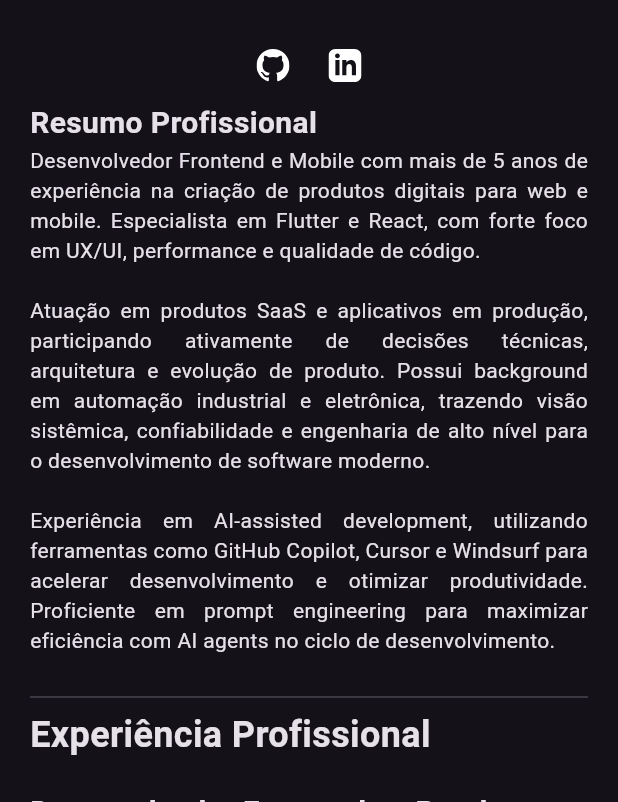
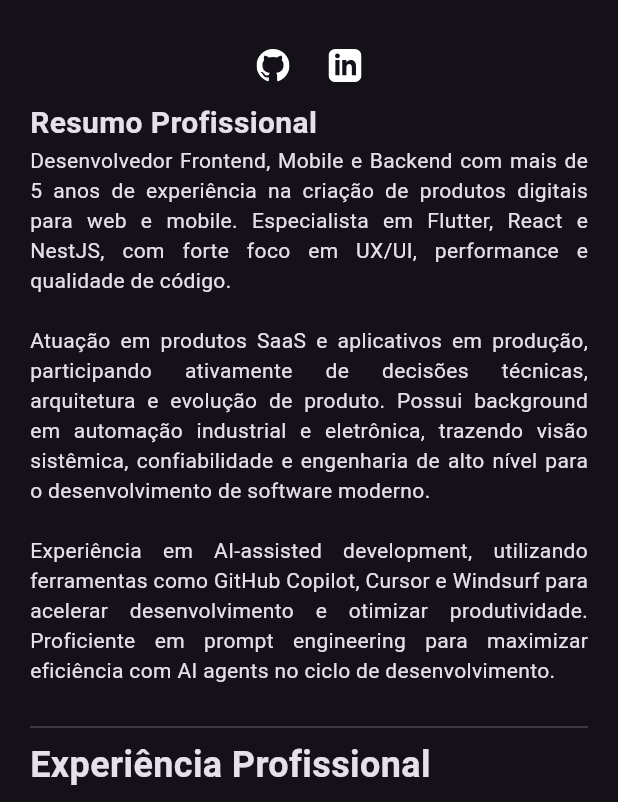
Before and after one commit to raulzanardo/curriculo-flutter, a Flutter app: the screen it shows after launch, scrolled down 56 dp, on a phone screen of 412 x 824 dp, the part 434-1236 px from its top. Run offline on Flutter 3.47's test engine with Material 3 defaults, Android fonts, the phone set to English and light mode, and no system bars; our stand-ins replace carousel_slider, flutter_svg, i18n_extension.

Commit message:
added nest.js

```diff
--- a/lib/localization/localization_about.i18n.dart
+++ b/lib/localization/localization_about.i18n.dart
@@ -7,9 +7,9 @@ extension Localization on String {
       {"pt-BR": "Oi, meu nome é Raul!", "en-US": "Hello, my name is Raul!"} +
       {
         "pt-BR":
-            "Sou desenvolvedor Flutter há mais de 5 anos. Com formação em Engenharia de Controle e Automação, especializo-me no desenvolvimento de aplicativos para o setor industrial, atuando em todo o ciclo de desenvolvimento: desde a concepção e design de interfaces até testes, otimização e publicação de soluções robustas e escaláveis.",
+            "Sou desenvolvedor Flutter há mais de 5 anos e também trabalho com desenvolvimento web utilizando React e backend com NestJS. Com formação em Engenharia de Controle e Automação, especializo-me no desenvolvimento de aplicativos mobile e web para o setor industrial, atuando em todo o ciclo de desenvolvimento: desde a concepção e design de interfaces até testes, otimização e publicação de soluções robustas e escaláveis.",
         "en-US":
-            "I've been a Flutter developer for over 5 years. With a degree in Control and Automation Engineering, I specialize in developing applications for the industrial sector, working throughout the entire development cycle: from concept and interface design to testing, optimization, and publishing robust and scalable solutions.",
+            "I've been a Flutter developer for over 5 years and also work with web development using React and backend with NestJS. With a degree in Control and Automation Engineering, I specialize in developing mobile and web applications for the industrial sector, working throughout the entire development cycle: from concept and interface design to testing, optimization, and publishing robust and scalable solutions.",
       } +
       {
         "pt-BR": "Nascido e criado em São Paulo, sou apaixonado por tecnologia e inovação. Nos meus momentos livres, exercito minha criatividade através da programação, design de interfaces, desenvolvimento de projetos eletrônicos e produção musical.",
@@ -23,9 +23,9 @@ extension Localization on String {
       } +
       {
         "pt-BR":
-            "Minha experiência inclui programação de CLPs (Controladores Lógicos Programáveis), desenvolvimento de sistemas para robótica industrial (pintura e paletização), e criação de soluções completas de IoT para monitoramento e análise de dados em plantas industriais. Também possuo experiência diversificada no setor de áudio e música, atuando como produtor musical, engenheiro de som e técnico de palco.",
+            "Minha experiência inclui desenvolvimento web com React, desenvolvimento de APIs backend com NestJS, programação de CLPs (Controladores Lógicos Programáveis), desenvolvimento de sistemas para robótica industrial (pintura e paletização), e criação de soluções completas de IoT para monitoramento e análise de dados em plantas industriais. Também possuo experiência diversificada no setor de áudio e música, atuando como produtor musical, engenheiro de som e técnico de palco.",
         "en-US":
-            "My experience includes PLC (Programmable Logic Controllers) programming, industrial robotics systems development (painting and palletizing), and creating complete IoT solutions for monitoring and data analysis in industrial plants. I also have diverse experience in the audio and music sector, working as a music producer, sound engineer, and stage technician.",
+            "My experience includes web development with React, backend API development with NestJS, PLC (Programmable Logic Controllers) programming, industrial robotics systems development (painting and palletizing), and creating complete IoT solutions for monitoring and data analysis in industrial plants. I also have diverse experience in the audio and music sector, working as a music producer, sound engineer, and stage technician.",
       };
 
   String get i18n => localize(this, _t);
--- a/lib/localization/localization_resume.i18n.dart
+++ b/lib/localization/localization_resume.i18n.dart
@@ -7,9 +7,9 @@ extension Localization on String {
       {"pt-BR": "Resumo Profissional", "en-US": "Professional Summary"} +
       {
         "pt-BR":
-            "Desenvolvedor Frontend e Mobile com mais de 5 anos de experiência na criação de produtos digitais para web e mobile. Especialista em Flutter e React, com forte foco em UX/UI, performance e qualidade de código.\n\nAtuação em produtos SaaS e aplicativos em produção, participando ativamente de decisões técnicas, arquitetura e evolução de produto. Possui background em automação industrial e eletrônica, trazendo visão sistêmica, confiabilidade e engenharia de alto nível para o desenvolvimento de software moderno.\n\nExperiência em AI-assisted development, utilizando ferramentas como GitHub Copilot, Cursor e Windsurf para acelerar desenvolvimento e otimizar produtividade. Proficiente em prompt engineering para maximizar eficiência com AI agents no ciclo de desenvolvimento.",
+            "Desenvolvedor Frontend, Mobile e Backend com mais de 5 anos de experiência na criação de produtos digitais para web e mobile. Especialista em Flutter, React e NestJS, com forte foco em UX/UI, performance e qualidade de código.\n\nAtuação em produtos SaaS e aplicativos em produção, participando ativamente de decisões técnicas, arquitetura e evolução de produto. Possui background em automação industrial e eletrônica, trazendo visão sistêmica, confiabilidade e engenharia de alto nível para o desenvolvimento de software moderno.\n\nExperiência em AI-assisted development, utilizando ferramentas como GitHub Copilot, Cursor e Windsurf para acelerar desenvolvimento e otimizar produtividade. Proficiente em prompt engineering para maximizar eficiência com AI agents no ciclo de desenvolvimento.",
         "en-US":
-            "Frontend and Mobile Developer with over 5 years of experience creating digital products for web and mobile. Specialist in Flutter and React, with strong focus on UX/UI, performance, and code quality.\n\nWorking on SaaS products and production applications, actively participating in technical decisions, architecture, and product evolution. Background in industrial automation and electronics, bringing systemic vision, reliability, and high-level engineering to modern software development.\n\nExperience in AI-assisted development, using tools such as GitHub Copilot, Cursor, and Windsurf to accelerate development and optimize productivity. Proficient in prompt engineering to maximize efficiency with AI agents in the development cycle.",
+            "Frontend, Mobile and Backend Developer with over 5 years of experience creating digital products for web and mobile. Specialist in Flutter, React and NestJS, with strong focus on UX/UI, performance, and code quality.\n\nWorking on SaaS products and production applications, actively participating in technical decisions, architecture, and product evolution. Background in industrial automation and electronics, bringing systemic vision, reliability, and high-level engineering to modern software development.\n\nExperience in AI-assisted development, using tools such as GitHub Copilot, Cursor, and Windsurf to accelerate development and optimize productivity. Proficient in prompt engineering to maximize efficiency with AI agents in the development cycle.",
       } +
       {"pt-BR": "Experiência Profissional", "en-US": "Professional Experience"} +
       {"pt-BR": "Desenvolvedor Frontend na Petplace", "en-US": "Frontend Developer at Petplace"} +
@@ -22,9 +22,9 @@ extension Localization on String {
       {"pt-BR": "Desenvolvedor Flutter na MyOrbit", "en-US": "Flutter Developer at MyOrbit"} +
       {
         "pt-BR":
-            "Desenvolvimento do aplicativo MyOrbit, focado na gestão de relacionamentos e organização de círculos sociais com forte ênfase em privacidade. Desenvolvimento mobile com Flutter/Dart para Android e iOS, participação direta na concepção do produto e decisões técnicas. Implementação de fluxos complexos de UX/UI em colaboração com design. Contribuição no backend, implementando APIs e regras de negócio. Aplicação de clean architecture e design patterns para escalabilidade. - Maio de 2024 até Dezembro de 2025",
+            "Desenvolvimento do aplicativo MyOrbit, focado na gestão de relacionamentos e organização de círculos sociais com forte ênfase em privacidade. Desenvolvimento mobile com Flutter/Dart para Android e iOS, participação direta na concepção do produto e decisões técnicas. Implementação de fluxos complexos de UX/UI em colaboração com design. Desenvolvimento backend com NestJS/TypeScript, criando APIs REST escaláveis. Design e implementação de modelos de banco de dados e lógica de negócio. Autenticação, autorização e boas práticas de segurança. Aplicação de clean architecture e design patterns para escalabilidade. - Maio de 2024 até Dezembro de 2025",
         "en-US":
-            "Development of the MyOrbit application, focused on relationship management and social circle organization with strong emphasis on privacy. Mobile development with Flutter/Dart for Android and iOS, direct participation in product conception and technical decisions. Implementation of complex UX/UI flows in collaboration with design. Backend contribution, implementing APIs and business rules. Application of clean architecture and design patterns for scalability. - May 2024 to December 2025",
+            "Development of the MyOrbit application, focused on relationship management and social circle organization with strong emphasis on privacy. Mobile development with Flutter/Dart for Android and iOS, direct participation in product conception and technical decisions. Implementation of complex UX/UI flows in collaboration with design. Backend development with NestJS/TypeScript, creating scalable REST APIs. Design and implementation of database models and business logic. Authentication, authorization, and security best practices. Application of clean architecture and design patterns for scalability. - May 2024 to December 2025",
       } +
       {"pt-BR": "Desenvolvedor Flutter na Pensenova", "en-US": "Flutter Developer at Pensenova"} +
       {
@@ -58,7 +58,7 @@ extension Localization on String {
       {"pt-BR": "Flutter Provider Essential Course – Udemy (2024)", "en-US": "Flutter Provider Essential Course – Udemy (2024)"} +
       {"pt-BR": "Tecnologias", "en-US": "Technologies"} +
       {"pt-BR": "Mobile: Flutter • Dart • Android • iOS • Provider", "en-US": "Mobile: Flutter • Dart • Android • iOS • Provider"} +
-      {"pt-BR": "Web: React • TypeScript • JavaScript • HTML • CSS • Node.js", "en-US": "Web: React • TypeScript • JavaScript • HTML • CSS • Node.js"} +
+      {"pt-BR": "Web: React • TypeScript • JavaScript • HTML • CSS • Node.js • NestJS", "en-US": "Web: React • TypeScript • JavaScript • HTML • CSS • Node.js • NestJS"} +
       {"pt-BR": "Cloud & DevOps: Microsoft Azure • CI/CD • Git • GitHub • Docker", "en-US": "Cloud & DevOps: Microsoft Azure • CI/CD • Git • GitHub • Docker"} +
       {"pt-BR": "Outras Tecnologias: Python • C/C++ • Bash • Arduino • PlatformIO • Linux", "en-US": "Other Technologies: Python • C/C++ • Bash • Arduino • PlatformIO • Linux"} +
       {"pt-BR": "Ferramentas: VS Code • Android Studio • Xcode • Figma • EPLAN", "en-US": "Tools: VS Code • Android Studio • Xcode • Figma • EPLAN"} +
--- a/lib/pages/page_about.dart
+++ b/lib/pages/page_about.dart
@@ -27,7 +27,7 @@ class _PageAboutState extends State<PageAbout> {
             children: [
               WidgetTextBox(
                 'Oi, meu nome é Raul!'.i18n,
-                'Sou desenvolvedor Flutter há mais de 5 anos. Com formação em Engenharia de Controle e Automação, especializo-me no desenvolvimento de aplicativos para o setor industrial, atuando em todo o ciclo de desenvolvimento: desde a concepção e design de interfaces até testes, otimização e publicação de soluções robustas e escaláveis.'
+                'Sou desenvolvedor Flutter há mais de 5 anos e também trabalho com desenvolvimento web utilizando React e backend com NestJS. Com formação em Engenharia de Controle e Automação, especializo-me no desenvolvimento de aplicativos mobile e web para o setor industrial, atuando em todo o ciclo de desenvolvimento: desde a concepção e design de interfaces até testes, otimização e publicação de soluções robustas e escaláveis.'
                     .i18n,
               ),
               WidgetTextBox('', 'Nascido e criado em São Paulo, sou apaixonado por tecnologia e inovação. Nos meus momentos livres, exercito minha criatividade através da programação, design de interfaces, desenvolvimento de projetos eletrônicos e produção musical.'.i18n),
@@ -38,7 +38,7 @@ class _PageAboutState extends State<PageAbout> {
               ),
               WidgetTextBox(
                 '',
-                'Minha experiência inclui programação de CLPs (Controladores Lógicos Programáveis), desenvolvimento de sistemas para robótica industrial (pintura e paletização), e criação de soluções completas de IoT para monitoramento e análise de dados em plantas industriais. Também possuo experiência diversificada no setor de áudio e música, atuando como produtor musical, engenheiro de som e técnico de palco.'
+                'Minha experiência inclui desenvolvimento web com React, desenvolvimento de APIs backend com NestJS, programação de CLPs (Controladores Lógicos Programáveis), desenvolvimento de sistemas para robótica industrial (pintura e paletização), e criação de soluções completas de IoT para monitoramento e análise de dados em plantas industriais. Também possuo experiência diversificada no setor de áudio e música, atuando como produtor musical, engenheiro de som e técnico de palco.'
                     .i18n,
               ),
               const SizedBox(height: 20.0),
--- a/lib/pages/page_resume.dart
+++ b/lib/pages/page_resume.dart
@@ -39,7 +39,7 @@ class _PageResumeState extends State<PageResume> {
                       children: [
                         WidgetTextBox(
                           'Resumo Profissional'.i18n,
-                          'Desenvolvedor Frontend e Mobile com mais de 5 anos de experiência na criação de produtos digitais para web e mobile. Especialista em Flutter e React, com forte foco em UX/UI, performance e qualidade de código.\n\nAtuação em produtos SaaS e aplicativos em produção, participando ativamente de decisões técnicas, arquitetura e evolução de produto. Possui background em automação industrial e eletrônica, trazendo visão sistêmica, confiabilidade e engenharia de alto nível para o desenvolvimento de software moderno.\n\nExperiência em AI-assisted development, utilizando ferramentas como GitHub Copilot, Cursor e Windsurf para acelerar desenvolvimento e otimizar produtividade. Proficiente em prompt engineering para maximizar eficiência com AI agents no ciclo de desenvolvimento.'
+                          'Desenvolvedor Frontend, Mobile e Backend com mais de 5 anos de experiência na criação de produtos digitais para web e mobile. Especialista em Flutter, React e NestJS, com forte foco em UX/UI, performance e qualidade de código.\n\nAtuação em produtos SaaS e aplicativos em produção, participando ativamente de decisões técnicas, arquitetura e evolução de produto. Possui background em automação industrial e eletrônica, trazendo visão sistêmica, confiabilidade e engenharia de alto nível para o desenvolvimento de software moderno.\n\nExperiência em AI-assisted development, utilizando ferramentas como GitHub Copilot, Cursor e Windsurf para acelerar desenvolvimento e otimizar produtividade. Proficiente em prompt engineering para maximizar eficiência com AI agents no ciclo de desenvolvimento.'
                               .i18n,
                         ),
                         Visibility(
@@ -80,7 +80,7 @@ class _PageResumeState extends State<PageResume> {
               ),
               WidgetTextBox(
                 'Desenvolvedor Flutter na MyOrbit'.i18n,
-                'Desenvolvimento do aplicativo MyOrbit, focado na gestão de relacionamentos e organização de círculos sociais com forte ênfase em privacidade. Desenvolvimento mobile com Flutter/Dart para Android e iOS, participação direta na concepção do produto e decisões técnicas. Implementação de fluxos complexos de UX/UI em colaboração com design. Contribuição no backend, implementando APIs e regras de negócio. Aplicação de clean architecture e design patterns para escalabilidade. - Maio de 2024 até Dezembro de 2025'
+                'Desenvolvimento do aplicativo MyOrbit, focado na gestão de relacionamentos e organização de círculos sociais com forte ênfase em privacidade. Desenvolvimento mobile com Flutter/Dart para Android e iOS, participação direta na concepção do produto e decisões técnicas. Implementação de fluxos complexos de UX/UI em colaboração com design. Desenvolvimento backend com NestJS/TypeScript, criando APIs REST escaláveis. Design e implementação de modelos de banco de dados e lógica de negócio. Autenticação, autorização e boas práticas de segurança. Aplicação de clean architecture e design patterns para escalabilidade. - Maio de 2024 até Dezembro de 2025'
                     .i18n,
               ),
               WidgetTextBox(
@@ -104,7 +104,7 @@ class _PageResumeState extends State<PageResume> {
               const SizedBox(height: 20.0),
               Text('Tecnologias'.i18n, style: const TextStyle(fontSize: 20.0, fontWeight: FontWeight.bold)),
               Text('Mobile: Flutter • Dart • Android • iOS • Provider'.i18n, textAlign: TextAlign.justify),
-              Text('Web: React • TypeScript • JavaScript • HTML • CSS • Node.js'.i18n, textAlign: TextAlign.justify),
+              Text('Web: React • TypeScript • JavaScript • HTML • CSS • Node.js • NestJS'.i18n, textAlign: TextAlign.justify),
               Text('Cloud & DevOps: Microsoft Azure • CI/CD • Git • GitHub • Docker'.i18n, textAlign: TextAlign.justify),
               Text('Outras Tecnologias: Python • C/C++ • Bash • Arduino • PlatformIO • Linux'.i18n, textAlign: TextAlign.justify),
               Text('Ferramentas: VS Code • Android Studio • Xcode • Figma • EPLAN'.i18n, textAlign: TextAlign.justify),
```
Also changed, not shown: 4 other files.
